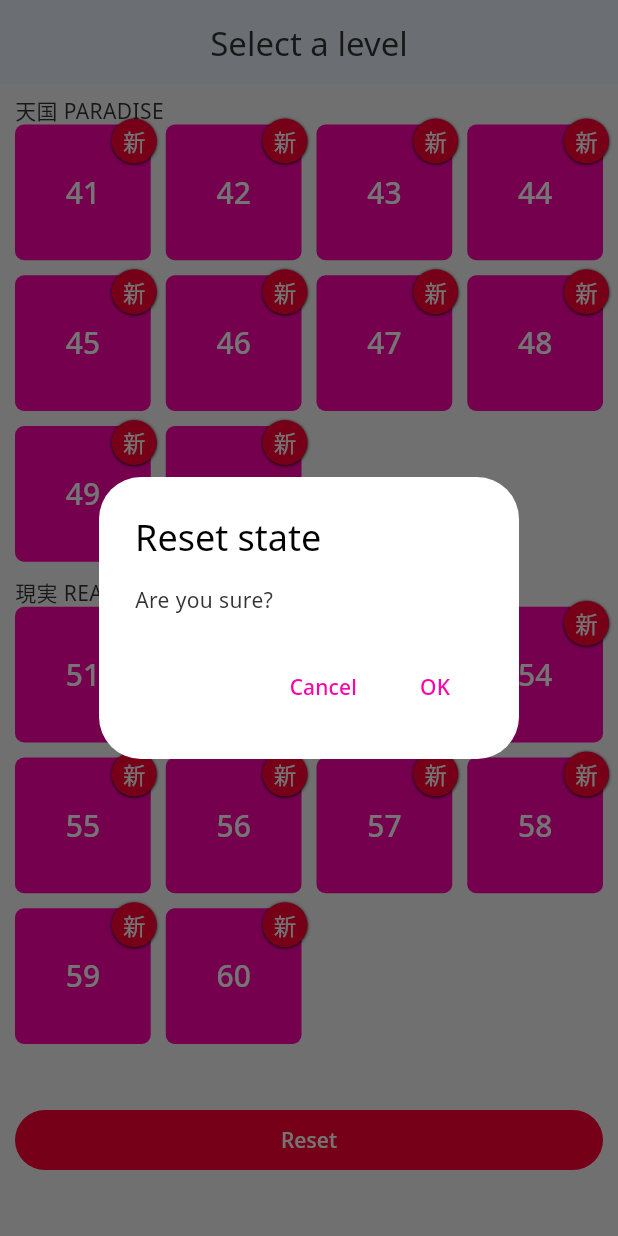
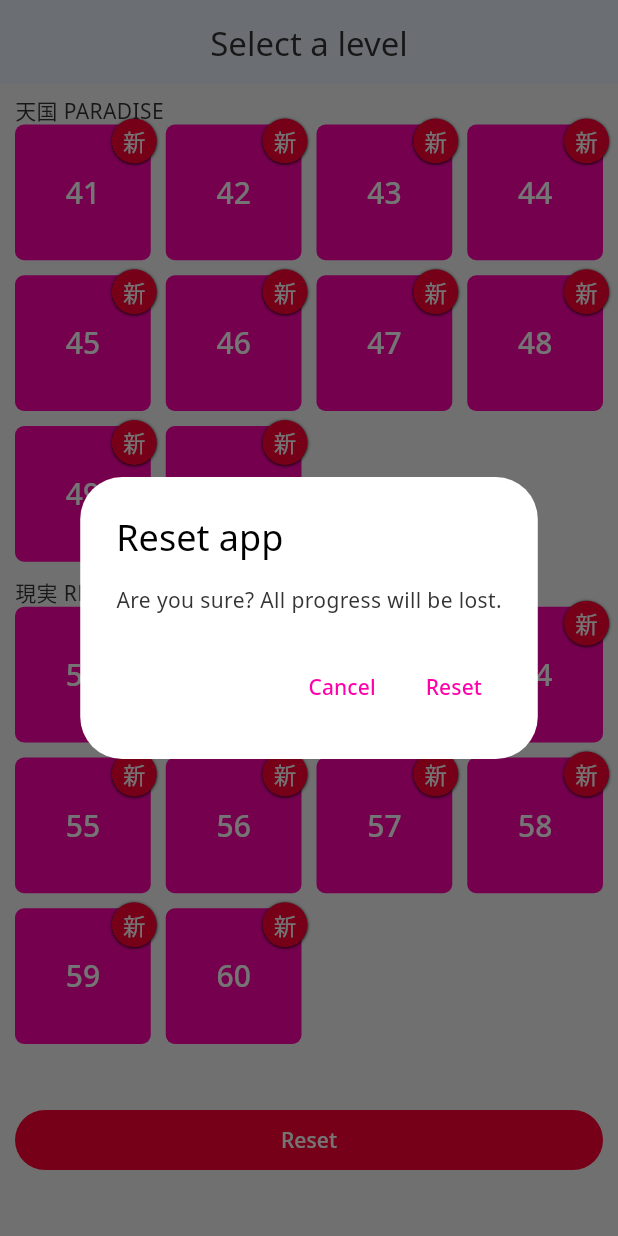
Before and after one commit to FrederikNorlyk/flutter-wanikani, a Flutter app: the screen it shows after launch, scrolled down 1289 dp, after a tap on "Reset", on a phone screen of 412 x 824 dp. Run offline on Flutter 3.47's test engine with Material 3 defaults, Android fonts, the phone set to English and light mode, and no system bars; our stand-ins replace shared_preferences.

Commit message:
Fixed UI not refreshing when resetting the app

```diff
--- a/lib/main.dart
+++ b/lib/main.dart
@@ -126,6 +126,8 @@ class MyAppState extends ChangeNotifier {
 
   void _clearState(SharedPreferences preferences) {
     preferences.clear();
+    _levels.clear();
+    _initialize(preferences);
     notifyListeners();
   }
 }
--- a/lib/widgets/level_selector_widget.dart
+++ b/lib/widgets/level_selector_widget.dart
@@ -88,7 +88,7 @@ class LevelSelectorWidget extends StatelessWidget {
     return FilledButton(
       onPressed: () => showDialog(
         context: context,
-        builder: (context) => _getDialog(context)
+        builder: (context) => _getResetDialog(context)
       ),
       style: ButtonStyle(
         backgroundColor: MaterialStateProperty.all(WaniKaniColors.red.color),
@@ -97,10 +97,10 @@ class LevelSelectorWidget extends StatelessWidget {
     );
   }
 
-  AlertDialog _getDialog(BuildContext context) {
+  AlertDialog _getResetDialog(BuildContext context) {
     return AlertDialog(
-      title: const Text('Reset state'),
-      content: const Text('Are you sure?'),
+      title: const Text('Reset app'),
+      content: const Text('Are you sure? All progress will be lost.'),
       actions: [
         TextButton(
           onPressed: () => Navigator.pop(context, 'Cancel'),
@@ -108,7 +108,7 @@ class LevelSelectorWidget extends StatelessWidget {
         ),
         TextButton(
           onPressed: () => _resetState(context),
-          child: const Text('OK'),
+          child: const Text('Reset'),
         ),
       ]
     );
```
